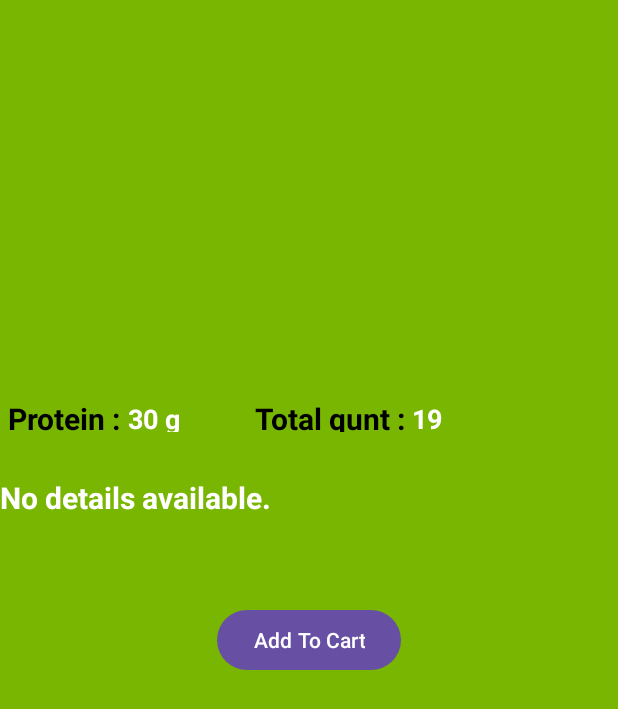
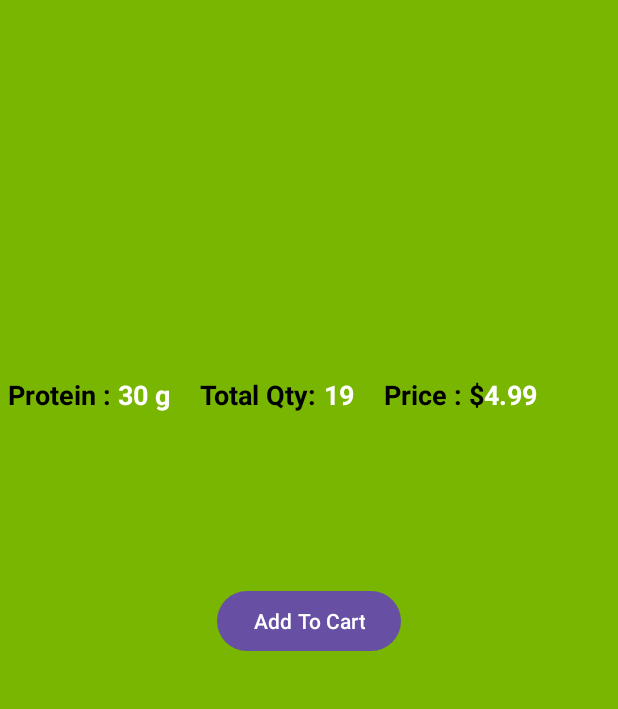
Before and after one commit to A7rimawi/Assignment_1_DreamShop, an Android app: the Itam_Details_Activity screen opened directly, with no data from a screen before it, after a tap on "Add To Cart", on a phone screen of 412 x 824 dp. Shown: the top 709 px of the screen. Run offline under Robolectric (Android 15) with nearby library versions, the phone set to English and light mode, and no system bars; 1 statement that could not run was skipped.

Commit message:
Assignment 1

```diff
--- a/app/src/main/java/com/example/assignment1/Itam_Details_Activity.java
+++ b/app/src/main/java/com/example/assignment1/Itam_Details_Activity.java
@@ -2,7 +2,6 @@ package com.example.assignment1;
 
 import android.content.Intent;
 import android.os.Bundle;
-import android.view.View;
 import android.widget.Button;
 import android.widget.ImageView;
 import android.widget.TextView;
@@ -14,9 +13,9 @@ import java.util.List;
 
 public class Itam_Details_Activity extends AppCompatActivity {
     private Button btnAddToCart;
-    private TextView txtActivity4ItemName, txtActivity4ItemTime, txtActivity4ItemTotalqunt, txtHowToMake, txtFromWhatIt, txtActivity4Ite;
+    private TextView txtPrice ,txtActivity4ItemName, txtActivity4ItemTime, txtActivity4ItemTotalqunt, txtHowToMake, txtFromWhatIt;
     private ImageView imgItemLogod;
-    private int selectedImageResId = R.drawable.placeholder; // default fallback image
+
 
     @Override
     protected void onCreate(Bundle savedInstanceState) {
@@ -31,7 +30,7 @@ public class Itam_Details_Activity extends AppCompatActivity {
         txtActivity4ItemTotalqunt = findViewById(R.id.txtActivity4ItemTotalqunt);
         txtFromWhatIt = findViewById(R.id.txtFromWhatIt);
         txtHowToMake = findViewById(R.id.txtHowToMake);
-        txtActivity4Ite = findViewById(R.id.txtActivity4Ite);
+        txtPrice =findViewById(R.id.txtPrice);
 
         Intent intent = getIntent();
         String itemName = intent.getStringExtra("ITEM_NAME");
@@ -47,11 +46,12 @@ public class Itam_Details_Activity extends AppCompatActivity {
                 return;
             }
 
-            String itemNames = txtActivity4ItemName.getText().toString();
-            List<String> cart = SharedPrefManager.loadCart(Itam_Details_Activity.this);
-            cart.add(itemNames);
-            SharedPrefManager.saveCart(Itam_Details_Activity.this, cart);
-            Toast.makeText(this, "Added to cart", Toast.LENGTH_SHORT).show();
+            String name = txtActivity4ItemName.getText().toString();
+            String price = txtPrice.getText().toString(); // Example fixed price or get from
+
+            List<Item> cart = SharedPrefManager.loadCart(this);
+            cart.add(new Item(name, price));
+            SharedPrefManager.saveCart(this, cart);
 
             // Save cart and reduce available quantity
             SharedPrefManager.saveCart(Itam_Details_Activity.this, cart);
@@ -67,7 +67,8 @@ public class Itam_Details_Activity extends AppCompatActivity {
 
             case "Avocado Toast with PoachedEgg":
                 txtActivity4ItemTime.setText("65");
-                txtActivity4ItemTotalqunt.setText("20 ");
+                txtActivity4ItemTotalqunt.setText("20");
+                txtPrice.setText("14.99");
                 txtFromWhatIt.setText("Ingredients:\n1 slice whole-grain bread (70 calories)\n½ avocado, mashed (120 calories)\n1 poached egg (70 calories)\nSalt and pepper to taste\nOptional: sprinkle of red pepper flakes or chives");
                 txtHowToMake.setText("Instructions:\n1. Toast the bread.\n2. Spread the mashed avocado on the toast.\n3. Top with a poached egg.\n4. Season with salt, pepper, and optional toppings.");
                 imgItemLogod.setImageResource(R.drawable.eggsandavocado);
@@ -76,22 +77,25 @@ public class Itam_Details_Activity extends AppCompatActivity {
             case "Greek Yogurt Parfait":
                 txtActivity4ItemTime.setText("25");
                 txtActivity4ItemTotalqunt.setText("25");
+                txtPrice.setText("21.99");
                 txtFromWhatIt.setText("Ingredients:\n1 cup Greek yogurt (plain, non-fat) (100 calories)\n½ cup mixed berries (35 calories)\n¼ cup granola (100 calories)\n1 tbsp honey (20 calories)");
                 txtHowToMake.setText("Instructions:\n1. Layer Greek yogurt, berries, granola, and honey in a bowl or glass.\n2. Repeat layers if desired.");
                 imgItemLogod.setImageResource(R.drawable.ugert);
                 break;
 
             case "Oatmeal with Banana and Almonds":
-                txtActivity4ItemTime.setText("10 ");
+                txtActivity4ItemTime.setText("10");
                 txtActivity4ItemTotalqunt.setText("32");
+                txtPrice.setText("12.99");
                 txtFromWhatIt.setText("Ingredients:\n½ cup rolled oats (150 calories)\n1 cup water or almond milk (30 calories for almond milk)\n½ banana, sliced (50 calories)\n1 tbsp almond butter (90 calories)\nOptional: sprinkle of cinnamon or chia seeds (5 calories)");
                 txtHowToMake.setText("Instructions:\n1. Cook oats with water or almond milk.\n2. Top with banana slices and almond butter.\n3. Add optional toppings like cinnamon or chia seeds.");
                 imgItemLogod.setImageResource(R.drawable.milkshofan);
                 break;
 
             case "Vegetable and Cheese Omelette":
-                txtActivity4ItemTime.setText("10 ");
-                txtActivity4ItemTotalqunt.setText("18 ");
+                txtActivity4ItemTime.setText("15");
+                txtActivity4ItemTotalqunt.setText("0");
+                txtPrice.setText("13.99");
                 txtFromWhatIt.setText("Ingredients:\n2 large eggs (140 calories)\n¼ cup chopped bell pepper (10 calories)\n¼ cup spinach (5 calories)\n1 tbsp shredded cheese (30 calories)\nSalt and pepper to taste");
                 txtHowToMake.setText("Instructions:\n1. Whisk eggs with salt and pepper.\n2. Pour eggs into a heated, lightly oiled pan, and add vegetables.\n3. Cook until almost set, then add cheese and fold the omelette.");
                 imgItemLogod.setImageResource(R.drawable.eggspizza);
@@ -99,8 +103,9 @@ public class Itam_Details_Activity extends AppCompatActivity {
 
 
             case "Baked Apples with Cinnamon":
-                txtActivity4ItemTime.setText("20 Min");
+                txtActivity4ItemTime.setText("20");
                 txtActivity4ItemTotalqunt.setText("12");
+                txtPrice.setText("10.99");
                 txtFromWhatIt.setText("Ingredients:\n1 medium apple (80 calories)\n1 tsp cinnamon (0 calories)\n1 tsp honey (20 calories)\nOptional: a few chopped walnuts or almonds (20 calories)");
                 txtHowToMake.setText("Instructions:\n1. Preheat oven to 350°F (175°C).\n2. Core the apple and place it in a baking dish.\n3. Sprinkle with cinnamon and drizzle with honey.\n4. Bake for 15-20 minutes until tender. Top with nuts if desired.");
                 imgItemLogod.setImageResource(R.drawable.hunny);
@@ -109,6 +114,7 @@ public class Itam_Details_Activity extends AppCompatActivity {
             case "Chia Pudding with Almond Milk and Fruit":
                 txtActivity4ItemTime.setText("50");
                 txtActivity4ItemTotalqunt.setText("13");
+                txtPrice.setText("15.99");
                 txtFromWhatIt.setText("Ingredients:\n1 tbsp chia seeds (60 calories)\n½ cup unsweetened almond milk (15 calories)\n½ cup fresh fruit (berries or sliced banana) (35 calories)\nOptional: 1 tsp maple syrup or honey (20 calories)");
                 txtHowToMake.setText("Instructions:\n1. Combine chia seeds and almond milk in a bowl or jar. Stir well.\n2. Refrigerate for at least 2 hours or overnight to let the chia seeds thicken.\n3. Top with fruit and optional sweetener before serving.");
                 imgItemLogod.setImageResource(R.drawable.asalmuna);
@@ -117,6 +123,7 @@ public class Itam_Details_Activity extends AppCompatActivity {
             case "Chocolate-Dipped Strawberries":
                 txtActivity4ItemTime.setText("15");
                 txtActivity4ItemTotalqunt.setText("11");
+                txtPrice.setText("12.99");
                 txtFromWhatIt.setText("Ingredients:\n6 medium strawberries (25 calories)\n1 oz dark chocolate (70% cacao or higher) (90 calories)");
                 txtHowToMake.setText("Instructions:\n1. Melt the dark chocolate in a microwave-safe bowl in 15-second intervals, stirring until smooth.\n2. Dip each strawberry halfway into the chocolate and place on a parchment-lined plate.\n3. Refrigerate for 10-15 minutes until the chocolate hardens.");
                 imgItemLogod.setImageResource(R.drawable.chocomuna);
@@ -125,6 +132,7 @@ public class Itam_Details_Activity extends AppCompatActivity {
             case "Banana Nice Cream":
                 txtActivity4ItemTime.setText("15");
                 txtActivity4ItemTotalqunt.setText("14");
+                txtPrice.setText("8.99");
                 txtFromWhatIt.setText("Ingredients:\n1 medium banana, sliced and frozen (90 calories)\n1 tsp peanut butter (30 calories)\nOptional: a dash of cinnamon or cocoa powder (5 calories)");
                 txtHowToMake.setText("Instructions:\n1. Blend the frozen banana in a food processor until smooth and creamy.\n2. Add peanut butter and optional cinnamon or cocoa powder, and blend again.\n3. Serve immediately as a soft-serve ice cream.");
                 imgItemLogod.setImageResource(R.drawable.cupcakemuna);
@@ -134,6 +142,7 @@ public class Itam_Details_Activity extends AppCompatActivity {
             case "Mediterranean Chickpea Salad":
                 txtActivity4ItemTime.setText("35");
                 txtActivity4ItemTotalqunt.setText("24");
+                txtPrice.setText("3.99");
                 txtFromWhatIt.setText("Ingredients:\n1 cup canned chickpeas, drained and rinsed (120 calories)\n½ cup cucumber, diced (8 calories)\n½ cup cherry tomatoes, halved (15 calories)\n¼ cup red onion, finely chopped (10 calories)\n¼ cup crumbled feta cheese (50 calories)\n1 tbsp olive oil (40 calories)\n1 tbsp lemon juice (5 calories)\nSalt, pepper, and fresh parsley to taste");
                 txtHowToMake.setText("Instructions:\n1. In a large bowl, combine chickpeas, cucumber, cherry tomatoes, red onion, and feta cheese.\n2. Drizzle with olive oil and lemon juice.\n3. Season with salt, pepper, and parsley, and toss well.");
                 imgItemLogod.setImageResource(R.drawable.sonemuna);
@@ -142,6 +151,7 @@ public class Itam_Details_Activity extends AppCompatActivity {
             case "Kale and Quinoa Salad":
                 txtActivity4ItemTime.setText("10");
                 txtActivity4ItemTotalqunt.setText("29");
+                txtPrice.setText("7.99");
                 txtFromWhatIt.setText("Ingredients:\n1 cup kale, chopped (33 calories)\n½ cup cooked quinoa (110 calories)\n¼ avocado, diced (60 calories)\n¼ cup shredded carrots (10 calories)\n1 tbsp sunflower seeds (45 calories)\n1 tbsp olive oil (40 calories)\n1 tbsp apple cider vinegar (0 calories)\nSalt and pepper to taste");
                 txtHowToMake.setText("Instructions:\n1. Massage the chopped kale with a pinch of salt to soften it.\n2. In a bowl, combine kale, cooked quinoa, avocado, shredded carrots, and sunflower seeds.\n3. Drizzle with olive oil and apple cider vinegar, and toss to mix.");
                 imgItemLogod.setImageResource(R.drawable.stwomuna);
@@ -150,6 +160,7 @@ public class Itam_Details_Activity extends AppCompatActivity {
             case "Spinach, Apple, and Walnut Salad":
                 txtActivity4ItemTime.setText("53");
                 txtActivity4ItemTotalqunt.setText("21");
+                txtPrice.setText("2.99");
                 txtFromWhatIt.setText("Ingredients:\n2 cups spinach leaves (14 calories)\n½ apple, thinly sliced (30 calories)\n¼ cup walnuts, chopped (100 calories)\n1 tbsp crumbled goat cheese (30 calories)\n1 tbsp balsamic vinaigrette (40 calories)");
                 txtHowToMake.setText("Instructions:\n1. In a bowl, combine spinach, apple slices, walnuts, and goat cheese.\n2. Drizzle with balsamic vinaigrette and toss to coat.");
                 imgItemLogod.setImageResource(R.drawable.sthreemuna);
@@ -158,6 +169,7 @@ public class Itam_Details_Activity extends AppCompatActivity {
             case "Mexican Black Bean Salad":
                 txtActivity4ItemTime.setText("23");
                 txtActivity4ItemTotalqunt.setText("18");
+                txtPrice.setText("3.99");
                 txtFromWhatIt.setText("Ingredients:\n½ cup black beans, drained and rinsed (60 calories)\n½ cup corn kernels (60 calories)\n½ cup diced bell pepper (10 calories)\n¼ cup cherry tomatoes, halved (8 calories)\n1 tbsp chopped cilantro (0 calories)\n1 tbsp lime juice (5 calories)\n1 tsp olive oil (40 calories)\nSalt, pepper, and chili powder to taste");
                 txtHowToMake.setText("Instructions:\n1. In a bowl, combine black beans, corn, bell pepper, cherry tomatoes, and cilantro.\n2. Drizzle with lime juice and olive oil.\n3. Season with salt, pepper, and chili powder, and toss to mix.");
                 imgItemLogod.setImageResource(R.drawable.sfourmuna);
@@ -165,9 +177,7 @@ public class Itam_Details_Activity extends AppCompatActivity {
 
 
             default:
-                txtFromWhatIt.setText("No details available.");
-                txtHowToMake.setText("");
-                imgItemLogod.setImageResource(R.drawable.placeholder);
+
                 break;
         }
     }
--- a/app/src/main/java/com/example/assignment1/Item.java
+++ b/app/src/main/java/com/example/assignment1/Item.java
@@ -6,7 +6,12 @@ public class Item {
     private String calories;
     private int imageResId;
     private int quantity;
+    private String price; // keep as String for simplicity
 
+    public Item(String name, String price) {
+        this.name = name;
+        this.price = price;
+    }
     public Item(String name, String time, String calories, int imageResId, int quantity) {
         this.name = name;
         this.time = time;
@@ -17,7 +22,11 @@ public class Item {
     public Item(String name) {
         this.name = name;
     }
+    public String getPrice() { return price; }
 
+    public String toDisplayString() {
+        return name + " - $" + price;
+    }
 
     public String getName() { return name; }
     public String getTime() { return time; }
--- a/app/src/main/java/com/example/assignment1/SharedPrefManager.java
+++ b/app/src/main/java/com/example/assignment1/SharedPrefManager.java
@@ -11,18 +11,35 @@ public class SharedPrefManager {
     private static final String PREF_NAME = "CartPref";
     private static final String CART_KEY = "cart_items";
 
-    public static void saveCart(Context context, List<String> itemNames) {
+    public static void saveCart(Context context, List<Item> items) {
         SharedPreferences pref = context.getSharedPreferences(PREF_NAME, Context.MODE_PRIVATE);
         SharedPreferences.Editor editor = pref.edit();
-        editor.putString(CART_KEY, String.join(",", itemNames));
+
+        List<String> serialized = new ArrayList<>();
+        for (Item item : items) {
+            serialized.add(item.getName() + ":" + item.getPrice());
+        }
+
+        editor.putString(CART_KEY, String.join(",", serialized));
         editor.apply();
     }
 
-    public static List<String> loadCart(Context context) {
+    public static List<Item> loadCart(Context context) {
+        List<Item> items = new ArrayList<>();
         SharedPreferences pref = context.getSharedPreferences(PREF_NAME, Context.MODE_PRIVATE);
         String saved = pref.getString(CART_KEY, "");
-        if (saved.isEmpty()) return new ArrayList<>();
-        return new ArrayList<>(Arrays.asList(saved.split(",")));
+
+        if (!saved.isEmpty()) {
+            List<String> serialized = Arrays.asList(saved.split(","));
+            for (String s : serialized) {
+                String[] parts = s.split(":");
+                if (parts.length == 2) {
+                    items.add(new Item(parts[0], parts[1]));
+                }
+            }
+        }
+
+        return items;
     }
 
     public static void clearCart(Context context) {
--- a/app/src/main/res/layout/activity_itam_details.xml
+++ b/app/src/main/res/layout/activity_itam_details.xml
@@ -11,6 +11,7 @@
         android:layout_width="match_parent"
         android:layout_height="match_parent"
         android:orientation="vertical">
+
         <ImageView
             android:id="@+id/imgItemLogod"
             android:layout_width="366dp"
@@ -23,55 +24,67 @@
             android:layout_height="wrap_content"
             android:layout_marginStart="5dp"
             android:layout_marginTop="10dp"
+            android:baselineAligned="false"
             android:orientation="horizontal">
 
             <TextView
                 android:id="@+id/txtActivity4ItemName"
-                android:layout_width="wrap_content"
+                android:layout_width="0dp"
                 android:layout_height="wrap_content"
+                android:layout_weight="0"
                 android:visibility="gone" />
 
+            <!-- Protein -->
             <TextView
                 android:layout_width="wrap_content"
                 android:layout_height="wrap_content"
-                android:layout_gravity="center"
-                android:layout_marginTop="10dp"
                 android:text="Protein : "
                 android:textColor="@color/black"
-                android:textSize="20sp"
+                android:textSize="18sp"
                 android:textStyle="bold" />
 
             <TextView
                 android:id="@+id/txtActivity4ItemProtein"
                 android:layout_width="wrap_content"
                 android:layout_height="wrap_content"
-                android:layout_gravity="center"
-                android:layout_marginTop="10dp"
-                android:layout_marginEnd="50dp"
                 android:text="30 g"
                 android:textColor="@color/white"
                 android:textSize="18sp"
-                android:textStyle="bold" />
+                android:textStyle="bold"
+                android:layout_marginEnd="20dp"/>
 
+            <!-- Quantity -->
             <TextView
-                android:id="@+id/txtActivity4Ite"
+                android:text="Total Qty: "
                 android:layout_width="wrap_content"
                 android:layout_height="wrap_content"
-                android:layout_gravity="center"
-                android:layout_marginTop="10dp"
-                android:text="Total qunt : "
                 android:textColor="@color/black"
-                android:textSize="20sp"
+                android:textSize="18sp"
                 android:textStyle="bold" />
 
             <TextView
                 android:id="@+id/txtActivity4ItemTotalqunt"
                 android:layout_width="wrap_content"
                 android:layout_height="wrap_content"
-                android:layout_gravity="center"
-                android:layout_marginTop="10dp"
                 android:text="20"
                 android:textColor="@color/white"
+                android:textSize="18sp"
+                android:textStyle="bold"
+                android:layout_marginEnd="20dp"/>
+            <TextView
+                android:text="Price : $"
+                android:layout_width="wrap_content"
+                android:layout_height="wrap_content"
+                android:textColor="@color/black"
+                android:textSize="18sp"
+                android:textStyle="bold" />
+            <!-- Price -->
+            <TextView
+                android:id="@+id/txtPrice"
+                android:layout_width="wrap_content"
+                android:layout_height="wrap_content"
+                android:text="4.99"
+                android:textColor="@android:color/white"
                 android:textSize="18sp"
                 android:textStyle="bold" />
         </LinearLayout>
@@ -102,8 +115,8 @@
             android:id="@+id/btnAddToCart"
             android:layout_width="wrap_content"
             android:layout_height="wrap_content"
-            android:text="Add To Cart"
-            android:layout_gravity="center_horizontal" />
+            android:layout_gravity="center_horizontal"
+            android:text="Add To Cart" />
     </LinearLayout>
 
 
```
Also changed, not shown: app/src/main/java/com/example/assignment1/Cart_Activity.java (+24 -5 lines), app/src/main/res/layout/activity_cart.xml (+10 -1 lines).
